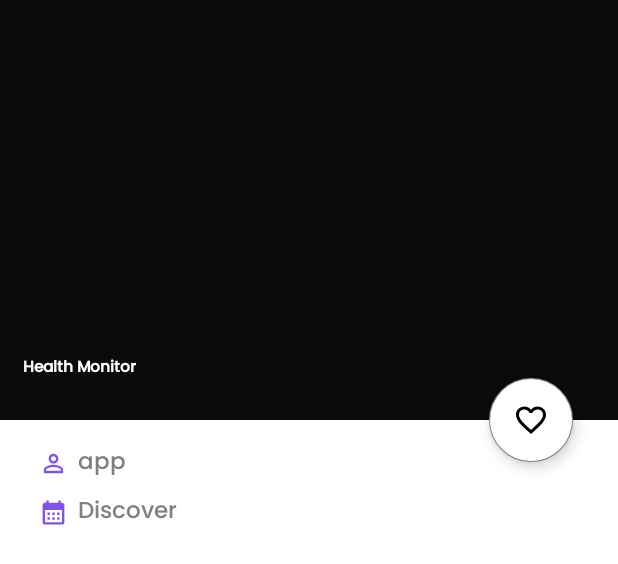
After one commit to Deepraj99/Discover, an Android app: the layout activity_detailed.xml on its own in the app's theme, with its tools: preview values and no code run, on a phone screen of 412 x 824 dp. The commit adds this screen. Shown: the top 564 px of the screen. Run offline under Robolectric (Android 15) with nearby library versions, the phone set to English and light mode, and no system bars; network calls fail.

Commit message:
some changes

```diff
--- a/app/build.gradle
+++ b/app/build.gradle
@@ -2,6 +2,7 @@ plugins {
     id 'com.android.application'
     id 'org.jetbrains.kotlin.android'
     id 'kotlin-kapt'
+    id "kotlin-parcelize"
 }
 
 android {
@@ -73,4 +74,8 @@ dependencies {
 
     //Image loader from url
     implementation 'com.github.bumptech.glide:glide:4.15.1'
+
+    //Collapsing toolbar
+    //noinspection GradleCompatible
+    implementation 'com.android.support:design:28.0.0'
 }
--- a/app/src/main/AndroidManifest.xml
+++ b/app/src/main/AndroidManifest.xml
@@ -16,6 +16,9 @@
         android:usesCleartextTraffic="true"
         tools:targetApi="31">
         <activity
+            android:name=".activities.DetailedActivity"
+            android:exported="false" />
+        <activity
             android:name=".activities.MainActivity"
             android:exported="true">
             <intent-filter>
--- /dev/null
+++ b/app/src/main/java/com/example/discover/activities/DetailedActivity.kt
@@ -0,0 +1,39 @@
+package com.example.discover.activities
+
+import android.os.Bundle
+import androidx.appcompat.app.AppCompatActivity
+import androidx.databinding.DataBindingUtil
+import com.bumptech.glide.Glide
+import com.example.discover.R
+import com.example.discover.databinding.ActivityDetailedBinding
+import com.example.discover.utils.Constants.Companion.AUTHOR
+import com.example.discover.utils.Constants.Companion.DATE
+import com.example.discover.utils.Constants.Companion.DESCRIPTION
+import com.example.discover.utils.Constants.Companion.HEADING
+import com.example.discover.utils.Constants.Companion.IMAGE_URL
+import com.example.discover.utils.Constants.Companion.SOURCE
+
+
+class DetailedActivity : AppCompatActivity() {
+    private lateinit var binding: ActivityDetailedBinding
+
+    override fun onCreate(savedInstanceState: Bundle?) {
+        super.onCreate(savedInstanceState)
+        binding = DataBindingUtil.setContentView(this, R.layout.activity_detailed)
+
+        val author: String = intent.getStringExtra(AUTHOR).toString()
+        val heading: String = intent.getStringExtra(HEADING).toString()
+        val source: String = intent.getStringExtra(SOURCE).toString()
+        val date: String = intent.getStringExtra(DATE).toString()
+        val description: String = intent.getStringExtra(DESCRIPTION).toString()
+        val imageUrl: String = intent.getStringExtra(IMAGE_URL).toString()
+
+        binding.TvAuthor.text = author
+        binding.TvDate.text = date
+        binding.TvDescription.text = description
+        binding.TvHeading.text = heading
+        binding.collapsingToolbar.title = "by $source"
+        Glide.with(this).load(imageUrl).centerCrop().placeholder(R.drawable.no_image_avaliable).into(binding.IvBackground)
+
+    }
+}
--- a/app/src/main/java/com/example/discover/adapters/AllNewsAdapter.kt
+++ b/app/src/main/java/com/example/discover/adapters/AllNewsAdapter.kt
@@ -11,8 +11,9 @@ import com.bumptech.glide.Glide
 import com.example.discover.R
 import com.example.discover.models.Article
 import com.example.discover.utils.NewsDiffUtil
+import com.example.discover.utils.OnNewsClickListener
 
-class AllNewsAdapter: RecyclerView.Adapter<AllNewsAdapter.MyViewHolder>() {
+class AllNewsAdapter(private val onNewsClickListener: OnNewsClickListener) : RecyclerView.Adapter<AllNewsAdapter.MyViewHolder>() {
     private lateinit var view: View
     private var oldNewsList = emptyList<Article>()
     class MyViewHolder(view: View) : RecyclerView.ViewHolder(view) {
@@ -38,6 +39,10 @@ class AllNewsAdapter: RecyclerView.Adapter<AllNewsAdapter.MyViewHolder>() {
         holder.tvAuthor.text = oldNewsList[position].author
         holder.tvDate.text = oldNewsList[position].publishedAt.substring(0, 10)
         Glide.with(view).load(oldNewsList[position].urlToImage).centerCrop().placeholder(R.drawable.no_image_avaliable).into(holder.ivBackground)
+
+        holder.itemView.setOnClickListener {
+            onNewsClickListener.onNewsItemClickListener(position, oldNewsList[position])
+        }
     }
 
     fun setData(newNewsList: List<Article>) {
--- a/app/src/main/java/com/example/discover/fragments/HomeFragment.kt
+++ b/app/src/main/java/com/example/discover/fragments/HomeFragment.kt
@@ -1,26 +1,37 @@
 package com.example.discover.fragments
 
+import android.content.Intent
 import android.os.Bundle
-import androidx.fragment.app.Fragment
+import android.util.Log
 import android.view.LayoutInflater
 import android.view.View
 import android.view.ViewGroup
+import androidx.fragment.app.Fragment
 import androidx.lifecycle.Observer
 import androidx.lifecycle.ViewModelProvider
 import androidx.recyclerview.widget.LinearLayoutManager
+import com.example.discover.activities.DetailedActivity
 import com.example.discover.activities.NewsApplication
 import com.example.discover.adapters.AllNewsAdapter
 import com.example.discover.adapters.ViewPagerAdapter
 import com.example.discover.databinding.FragmentHomeBinding
+import com.example.discover.models.Article
+import com.example.discover.utils.Constants.Companion.AUTHOR
+import com.example.discover.utils.Constants.Companion.DATE
+import com.example.discover.utils.Constants.Companion.DESCRIPTION
+import com.example.discover.utils.Constants.Companion.HEADING
+import com.example.discover.utils.Constants.Companion.IMAGE_URL
+import com.example.discover.utils.Constants.Companion.SOURCE
+import com.example.discover.utils.OnNewsClickListener
 import com.example.discover.utils.ViewPagerTransition
 import com.example.discover.viewModels.NewsViewModel
 import com.example.discover.viewModels.NewsViewModelFactory
 
-class HomeFragment : Fragment() {
+class HomeFragment() : Fragment(), OnNewsClickListener {
 
     private lateinit var newsViewModel: NewsViewModel
     private lateinit var binding: FragmentHomeBinding
-    private val allNewsAdapter by lazy { AllNewsAdapter() }
+    private val allNewsAdapter by lazy { AllNewsAdapter(this) }
 
     override fun onCreate(savedInstanceState: Bundle?) {
         super.onCreate(savedInstanceState)
@@ -57,4 +68,16 @@ class HomeFragment : Fragment() {
         super.onViewCreated(view, savedInstanceState)
 
     }
+
+    override fun onNewsItemClickListener(position: Int, article: Article) {
+        val intent = Intent(activity?.applicationContext, DetailedActivity::class.java)
+        intent.putExtra(AUTHOR, article.author)
+        intent.putExtra(HEADING, article.title)
+        intent.putExtra(DATE, article.publishedAt.substring(0, 10))
+        intent.putExtra(IMAGE_URL, article.urlToImage)
+        intent.putExtra(SOURCE, article.source.name)
+        intent.putExtra(DESCRIPTION, article.description)
+        startActivity(intent)
+    }
+
 }
--- a/app/src/main/java/com/example/discover/utils/Constants.kt
+++ b/app/src/main/java/com/example/discover/utils/Constants.kt
@@ -4,5 +4,11 @@ class Constants {
     companion object {
         const val BASE_URL = "https://newsapi.org/v2/"
         const val API_KEY = "51a8e7650850440cafa1fa973fb4cf12"
+        const val AUTHOR = "author"
+        const val IMAGE_URL = "image_url"
+        const val HEADING = "heading"
+        const val SOURCE = "source"
+        const val DATE = "date"
+        const val DESCRIPTION = "description"
     }
 }
--- /dev/null
+++ b/app/src/main/java/com/example/discover/utils/OnNewsClickListener.kt
@@ -0,0 +1,7 @@
+package com.example.discover.utils
+
+import com.example.discover.models.Article
+
+interface OnNewsClickListener {
+    fun onNewsItemClickListener(position: Int, article: Article)
+}
--- /dev/null
+++ b/app/src/main/res/drawable/ic_calendar.xml
@@ -0,0 +1,5 @@
+<vector android:height="24dp" android:tint="#8252EF"
+    android:viewportHeight="24" android:viewportWidth="24"
+    android:width="24dp" xmlns:android="http://schemas.android.com/apk/res/android">
+    <path android:fillColor="@android:color/white" android:pathData="M19,4h-1V2h-2v2H8V2H6v2H5C3.89,4 3.01,4.9 3.01,6L3,20c0,1.1 0.89,2 2,2h14c1.1,0 2,-0.9 2,-2V6C21,4.9 20.1,4 19,4zM19,20H5V10h14V20zM9,14H7v-2h2V14zM13,14h-2v-2h2V14zM17,14h-2v-2h2V14zM9,18H7v-2h2V18zM13,18h-2v-2h2V18zM17,18h-2v-2h2V18z"/>
+</vector>
--- /dev/null
+++ b/app/src/main/res/drawable/layout_bg.xml
@@ -0,0 +1,5 @@
+<?xml version="1.0" encoding="utf-8"?>
+<shape xmlns:android="http://schemas.android.com/apk/res/android">
+    <solid android:color="@color/white" />
+<!--        <corners android:topLeftRadius="@dimen/_70sdp" />-->
+</shape>
--- /dev/null
+++ b/app/src/main/res/layout/activity_detailed.xml
@@ -0,0 +1,174 @@
+<?xml version="1.0" encoding="utf-8"?>
+<layout xmlns:android="http://schemas.android.com/apk/res/android"
+    xmlns:tools="http://schemas.android.com/tools"
+    xmlns:app="http://schemas.android.com/apk/res-auto">
+
+    <data>
+
+    </data>
+
+    <androidx.coordinatorlayout.widget.CoordinatorLayout
+        android:layout_width="match_parent"
+        android:layout_height="match_parent"
+        android:background="@color/light_black"
+        tools:context=".activities.DetailedActivity">
+
+        <com.google.android.material.appbar.AppBarLayout
+            android:layout_width="match_parent"
+            android:layout_height="280dp"
+            android:id="@+id/appbar"
+            android:fitsSystemWindows="true"
+            android:theme="@style/Theme.Design">
+
+            <com.google.android.material.appbar.CollapsingToolbarLayout
+                android:layout_width="match_parent"
+                android:layout_height="match_parent"
+                android:id="@+id/collapsingToolbar"
+                android:fitsSystemWindows="true"
+                app:contentScrim="@color/light_black"
+                app:expandedTitleMarginStart="15dp"
+                app:title="Health Monitor"
+                android:textSize="@dimen/_12ssp"
+                android:maxLines="2"
+                android:ellipsize="end"
+                app:expandedTitleTextAppearance="@style/ExpandedAppBar"
+                app:collapsedTitleTextAppearance="@style/CollapsedAppBar"
+                app:layout_scrollFlags="scroll|exitUntilCollapsed">
+
+                <androidx.constraintlayout.widget.ConstraintLayout
+                    android:layout_width="match_parent"
+                    android:layout_height="match_parent" >
+
+                    <ImageView
+                        android:id="@+id/IvBackground"
+                        android:layout_width="match_parent"
+                        android:layout_height="match_parent"
+                        android:layout_gravity="center|end"
+                        android:scaleType="centerCrop"
+                        app:layout_collapseMode="parallax"
+                        app:layout_constraintBottom_toBottomOf="parent"
+                        app:layout_constraintEnd_toEndOf="parent"
+                        app:layout_constraintStart_toStartOf="parent"
+                        app:layout_constraintTop_toTopOf="parent" />
+
+                    <View
+                        android:layout_width="match_parent"
+                        android:layout_height="match_parent"
+                        android:background="@color/light_black"
+                        app:layout_constraintBottom_toBottomOf="@+id/IvBackground"
+                        app:layout_constraintEnd_toEndOf="parent"
+                        app:layout_constraintStart_toStartOf="parent"
+                        app:layout_constraintTop_toTopOf="parent" />
+
+                    <TextView
+                        android:id="@+id/TvHeading"
+                        android:layout_width="match_parent"
+                        android:layout_height="wrap_content"
+                        android:ellipsize="end"
+                        android:fontFamily="@font/myfont"
+                        android:maxLines="2"
+                        android:textSize="@dimen/_15sdp"
+                        android:textStyle="bold"
+                        android:layout_marginHorizontal="@dimen/_10sdp"
+                        android:layout_marginBottom="@dimen/_35sdp"
+                        app:layout_constraintBottom_toBottomOf="parent"
+                        app:layout_constraintEnd_toEndOf="parent"
+                        app:layout_constraintStart_toStartOf="parent" />
+                </androidx.constraintlayout.widget.ConstraintLayout>
+
+                <androidx.appcompat.widget.Toolbar
+                    android:layout_width="match_parent"
+                    android:layout_height="?attr/actionBarSize"
+                    android:id="@+id/toolbar"
+                    app:layout_collapseMode="pin" />
+            </com.google.android.material.appbar.CollapsingToolbarLayout>
+        </com.google.android.material.appbar.AppBarLayout>
+
+
+        <androidx.core.widget.NestedScrollView
+            android:layout_width="match_parent"
+            android:layout_height="match_parent"
+            android:background="@drawable/layout_bg"
+            app:layout_behavior="com.google.android.material.appbar.AppBarLayout$ScrollingViewBehavior">
+
+            <androidx.constraintlayout.widget.ConstraintLayout
+                android:layout_width="match_parent"
+                android:layout_height="match_parent">
+
+                <ImageView
+                    android:id="@+id/IvPerson"
+                    android:layout_width="@dimen/_15sdp"
+                    android:layout_height="@dimen/_15sdp"
+                    android:layout_marginTop="@dimen/_15sdp"
+                    android:layout_marginStart="@dimen/_20sdp"
+                    android:src="@drawable/ic_person"
+                    app:layout_constraintTop_toTopOf="parent"
+                    app:layout_constraintStart_toStartOf="parent"/>
+
+                <TextView
+                    android:id="@+id/TvAuthor"
+                    android:layout_width="wrap_content"
+                    android:layout_height="wrap_content"
+                    android:fontFamily="@font/myfont"
+                    android:text="app"
+                    android:textColor="@color/gray"
+                    android:textSize="@dimen/_12ssp"
+                    android:layout_marginStart="@dimen/_5sdp"
+                    app:layout_constraintBottom_toBottomOf="@+id/IvPerson"
+                    app:layout_constraintStart_toEndOf="@+id/IvPerson"
+                    app:layout_constraintTop_toTopOf="@+id/IvPerson" />
+
+                <ImageView
+                    android:id="@+id/IvCalender"
+                    android:layout_width="@dimen/_15sdp"
+                    android:layout_height="@dimen/_15sdp"
+                    android:layout_marginTop="@dimen/_10sdp"
+                    android:layout_marginStart="@dimen/_20sdp"
+                    android:src="@drawable/ic_calendar"
+                    app:layout_constraintTop_toBottomOf="@+id/IvPerson"
+                    app:layout_constraintStart_toStartOf="parent"/>
+
+                <TextView
+                    android:id="@+id/TvDate"
+                    android:layout_width="wrap_content"
+                    android:layout_height="wrap_content"
+                    android:fontFamily="@font/myfont"
+                    android:text="@string/app_name"
+                    android:textColor="@color/gray"
+                    android:textSize="@dimen/_12ssp"
+                    android:layout_marginStart="@dimen/_5sdp"
+                    app:layout_constraintBottom_toBottomOf="@+id/IvCalender"
+                    app:layout_constraintStart_toEndOf="@+id/IvCalender"
+                    app:layout_constraintTop_toTopOf="@+id/IvCalender" />
+
+                <TextView
+                    android:id="@+id/TvDescription"
+                    android:layout_width="wrap_content"
+                    android:layout_height="wrap_content"
+                    android:layout_marginStart="@dimen/_10sdp"
+                    android:layout_marginEnd="@dimen/_10sdp"
+                    android:layout_marginTop="20dp"
+                    android:textColor="@color/black"
+                    android:textSize="@dimen/_15ssp"
+                    app:layout_constraintEnd_toEndOf="parent"
+                    app:layout_constraintStart_toStartOf="parent"
+                    app:layout_constraintTop_toBottomOf="@+id/TvDate"
+                    tools:ignore="MissingConstraints" />
+
+            </androidx.constraintlayout.widget.ConstraintLayout>
+        </androidx.core.widget.NestedScrollView>
+
+        <com.google.android.material.floatingactionbutton.FloatingActionButton
+            android:layout_width="wrap_content"
+            android:layout_height="wrap_content"
+            android:layout_marginRight="30dp"
+            android:backgroundTint="#fff"
+            android:baselineAlignBottom="true"
+            android:clickable="true"
+            app:fabSize="normal"
+            app:layout_anchor="@id/appbar"
+            android:src="@drawable/ic_favorite"
+            app:layout_anchorGravity="end|bottom" />
+
+    </androidx.coordinatorlayout.widget.CoordinatorLayout>
+</layout>
--- /dev/null
+++ b/app/src/main/res/values/styles.xml
@@ -0,0 +1,16 @@
+<?xml version="1.0" encoding="utf-8"?>
+<resources>
+    <style name="ExpandedAppBar" parent="@android:style/TextAppearance.Medium">
+        <item name="android:textSize">@dimen/_8ssp</item>
+        <item name="android:textColor">@color/white</item>
+        <item name="android:textStyle">bold</item>
+        <item name="fontFamily">@font/myfont</item>
+    </style>
+
+    <style name="CollapsedAppBar" parent="@android:style/TextAppearance.Medium">
+        <item name="android:textSize">@dimen/_18ssp</item>
+        <item name="android:textColor">@color/white</item>
+        <item name="android:textStyle">normal</item>
+        <item name="fontFamily">@font/myfont</item>
+    </style>
+</resources>
--- a/gradle.properties
+++ b/gradle.properties
@@ -14,6 +14,7 @@ org.gradle.jvmargs=-Xmx2048m -Dfile.encoding=UTF-8
 # AndroidX package structure to make it clearer which packages are bundled with the
 # Android operating system, and which are packaged with your app's APK
 # https://developer.android.com/topic/libraries/support-library/androidx-rn
+android.enableJetifier=true
 android.useAndroidX=true
 # Kotlin code style for this project: "official" or "obsolete":
 kotlin.code.style=official
```
